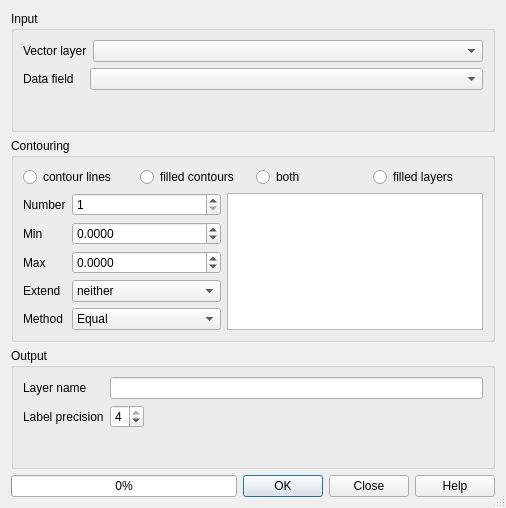
Qt form contour/frmContour.ui (ccrook/QGIS-Contour-Plugin) before a commit.
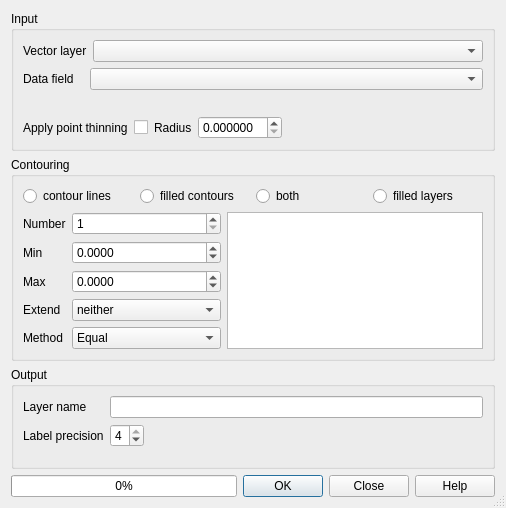
The same form after that commit.

Commit message: Adding point thinning option

The edit to the form file:
```diff
--- a/contour/frmContour.ui
+++ b/contour/frmContour.ui
@@ -83,6 +83,60 @@
         </item>
        </layout>
       </item>
+      <item row="3" column="0">
+       <layout class="QHBoxLayout" name="horizontalLayout">
+        <item>
+         <widget class="QLabel" name="label_2">
+          <property name="text">
+           <string>Apply point thinning</string>
+          </property>
+          <property name="buddy">
+           <cstring>uThinPoints</cstring>
+          </property>
+         </widget>
+        </item>
+        <item>
+         <widget class="QCheckBox" name="uThinPoints">
+          <property name="text">
+           <string/>
+          </property>
+         </widget>
+        </item>
+        <item>
+         <widget class="QLabel" name="label_11">
+          <property name="text">
+           <string>Radius</string>
+          </property>
+          <property name="buddy">
+           <cstring>uThinRadius</cstring>
+          </property>
+         </widget>
+        </item>
+        <item>
+         <widget class="QDoubleSpinBox" name="uThinRadius">
+          <property name="decimals">
+           <number>6</number>
+          </property>
+          <property name="singleStep">
+           <double>0.000001000000000</double>
+          </property>
+         </widget>
+        </item>
+        <item>
+         <spacer name="horizontalSpacer">
+          <property name="orientation">
+           <enum>Qt::Horizontal</enum>
+          </property>
+          <property name="sizeHint" stdset="0">
+           <size>
+            <width>40</width>
+            <height>20</height>
+           </size>
+          </property>
+         </spacer>
+        </item>
+       </layout>
+      </item>
       <item row="2" column="0">
        <widget class="QLabel" name="uLayerDescription">
         <property name="text">
```
Left out of the diff: 28 changed lines with no effect on the pictures. The commit also changes 5 other files.
